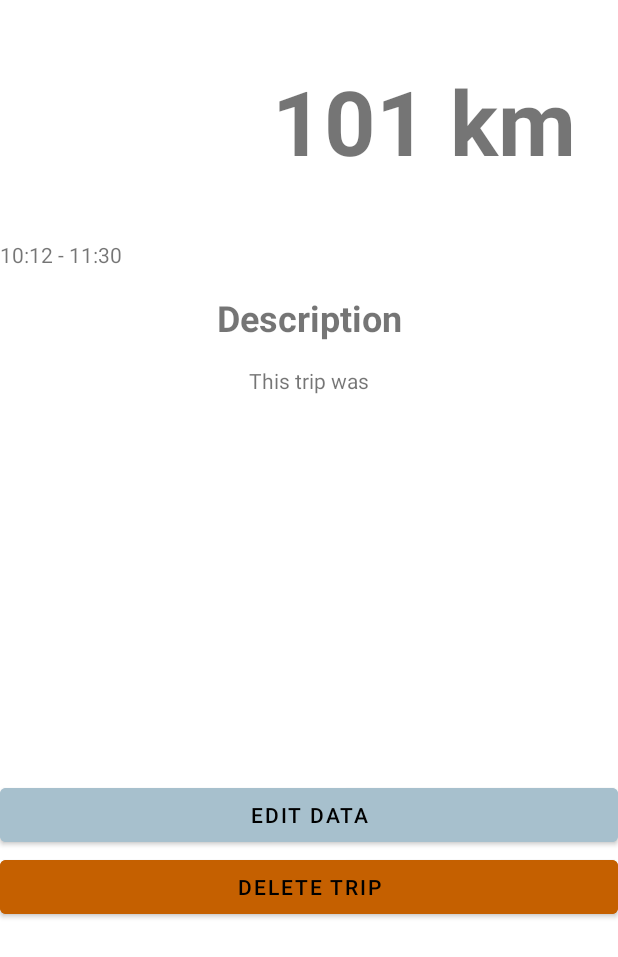
After one commit to treziseh/drivetracker, an Android app: the layout activity_trip_detail.xml on its own in the app's theme, with its tools: preview values and no code run, on a phone screen of 412 x 824 dp. The commit adds this screen. Shown: the top 957 px of the screen. Run offline under Robolectric (Android 15) with nearby library versions, the phone set to English and light mode, and no system bars.

Commit message:
Built main and trip detail layouts

```diff
--- a/app/build.gradle
+++ b/app/build.gradle
@@ -32,7 +32,7 @@ android {
 }
 
 dependencies {
-
+    implementation 'androidx.coordinatorlayout:coordinatorlayout:1.1.0'
     implementation 'androidx.core:core-ktx:1.6.0'
     implementation 'androidx.appcompat:appcompat:1.3.1'
     implementation 'com.google.android.material:material:1.4.0'
--- /dev/null
+++ b/app/src/main/res/drawable/arrow_circle_right.xml
@@ -0,0 +1,5 @@
+<vector android:height="24dp" android:tint="#FF8F00"
+    android:viewportHeight="24" android:viewportWidth="24"
+    android:width="24dp" xmlns:android="http://schemas.android.com/apk/res/android">
+    <path android:fillColor="@android:color/white" android:pathData="M22,12c0,-5.52 -4.48,-10 -10,-10S2,6.48 2,12c0,5.52 4.48,10 10,10S22,17.52 22,12zM12,13l-4,0v-2l4,0V8l4,4l-4,4V13z"/>
+</vector>
--- /dev/null
+++ b/app/src/main/res/layout/activity_trip_detail.xml
@@ -0,0 +1,87 @@
+<?xml version="1.0" encoding="utf-8"?>
+<androidx.constraintlayout.widget.ConstraintLayout xmlns:android="http://schemas.android.com/apk/res/android"
+    xmlns:app="http://schemas.android.com/apk/res-auto"
+    xmlns:tools="http://schemas.android.com/tools"
+    android:layout_width="match_parent"
+    android:layout_height="match_parent">
+
+    <View
+        android:id="@+id/calendarIcon"
+        android:layout_width="126dp"
+        android:layout_height="128dp"
+        android:layout_marginTop="16dp"
+        android:layout_marginBottom="16dp"
+        app:layout_constraintBottom_toTopOf="@id/tripPeriod"
+        app:layout_constraintEnd_toStartOf="@id/tripDistance"
+        app:layout_constraintStart_toStartOf="parent"
+        app:layout_constraintTop_toTopOf="parent" />
+
+    <TextView
+        android:id="@+id/tripDistance"
+        android:layout_width="wrap_content"
+        android:layout_height="wrap_content"
+        android:text="101 km"
+        android:textSize="60sp"
+        android:textStyle="bold"
+        app:layout_constraintBottom_toTopOf="@id/tripPeriod"
+        app:layout_constraintEnd_toEndOf="parent"
+        app:layout_constraintStart_toEndOf="@id/calendarIcon"
+        app:layout_constraintTop_toTopOf="parent" />
+
+    <TextView
+        android:id="@+id/tripPeriod"
+        android:layout_width="0dp"
+        android:layout_height="wrap_content"
+        android:layout_marginBottom="16dp"
+        android:text="10:12 - 11:30"
+        app:layout_constraintBottom_toTopOf="@id/descriptionHeading"
+        app:layout_constraintEnd_toEndOf="parent"
+        app:layout_constraintStart_toStartOf="parent"
+        app:layout_constraintTop_toBottomOf="@id/tripDistance" />
+
+    <TextView
+        android:id="@+id/descriptionHeading"
+        android:layout_width="wrap_content"
+        android:layout_height="wrap_content"
+        android:layout_marginBottom="16dp"
+        android:text="@string/description"
+        android:textSize="24sp"
+        android:textStyle="bold"
+        app:layout_constraintBottom_toTopOf="@id/tripDescription"
+        app:layout_constraintEnd_toEndOf="parent"
+        app:layout_constraintStart_toStartOf="parent"
+        app:layout_constraintTop_toBottomOf="@id/tripPeriod" />
+
+    <TextView
+        android:id="@+id/tripDescription"
+        android:layout_width="wrap_content"
+        android:layout_height="wrap_content"
+        android:layout_marginBottom="256dp"
+        android:text="This trip was"
+        app:layout_constraintBottom_toTopOf="@id/editTrip"
+        app:layout_constraintEnd_toEndOf="parent"
+        app:layout_constraintStart_toStartOf="parent"
+        app:layout_constraintTop_toBottomOf="@id/descriptionHeading" />
+
+    <Button
+        android:id="@+id/editTrip"
+        android:layout_width="0dp"
+        android:layout_height="wrap_content"
+        android:backgroundTint="@color/grey_light"
+        android:text="@string/edit_data"
+        app:layout_constraintBottom_toTopOf="@id/deleteTrip"
+        app:layout_constraintEnd_toEndOf="parent"
+        app:layout_constraintStart_toStartOf="parent"
+        app:layout_constraintTop_toBottomOf="@id/tripDescription" />
+
+    <Button
+        android:id="@+id/deleteTrip"
+        android:layout_width="0dp"
+        android:layout_height="wrap_content"
+        android:backgroundTint="@color/orange_dark"
+        android:text="@string/delete_trip"
+        app:layout_constraintEnd_toEndOf="parent"
+        app:layout_constraintStart_toStartOf="parent"
+        app:layout_constraintTop_toBottomOf="@+id/editTrip" />
+
+</androidx.constraintlayout.widget.ConstraintLayout>
--- a/app/src/main/res/values-night/themes.xml
+++ b/app/src/main/res/values-night/themes.xml
@@ -2,12 +2,12 @@
     <!-- Base application theme. -->
     <style name="Theme.DriveTracker" parent="Theme.MaterialComponents.DayNight.DarkActionBar">
         <!-- Primary brand color. -->
-        <item name="colorPrimary">@color/purple_200</item>
-        <item name="colorPrimaryVariant">@color/purple_700</item>
+        <item name="colorPrimary">@color/grey_primary</item>
+        <item name="colorPrimaryVariant">@color/grey_dark</item>
         <item name="colorOnPrimary">@color/black</item>
         <!-- Secondary brand color. -->
-        <item name="colorSecondary">@color/teal_200</item>
-        <item name="colorSecondaryVariant">@color/teal_200</item>
+        <item name="colorSecondary">@color/orange_secondary</item>
+        <item name="colorSecondaryVariant">@color/orange_dark</item>
         <item name="colorOnSecondary">@color/black</item>
         <!-- Status bar color. -->
         <item name="android:statusBarColor" tools:targetApi="l">?attr/colorPrimaryVariant</item>
--- a/app/src/main/res/values/colors.xml
+++ b/app/src/main/res/values/colors.xml
@@ -7,4 +7,10 @@
     <color name="teal_700">#FF018786</color>
     <color name="black">#FF000000</color>
     <color name="white">#FFFFFFFF</color>
+    <color name="grey_primary">#78909C</color>
+    <color name="grey_light">#A7C0CD</color>
+    <color name="grey_dark">#4B636E</color>
+    <color name="orange_secondary">#FF8F00</color>
+    <color name="orange_light">#FFC046</color>
+    <color name="orange_dark">#C56000</color>
 </resources>
--- a/app/src/main/res/values/strings.xml
+++ b/app/src/main/res/values/strings.xml
@@ -1,3 +1,8 @@
 <resources>
     <string name="app_name">Drive Tracker</string>
+    <string name="new_trip">New Trip</string>
+    <string name="my_trips">My Trips</string>
+    <string name="description">Description</string>
+    <string name="edit_data">Edit Data</string>
+    <string name="delete_trip">Delete Trip</string>
 </resources>
--- a/app/src/main/res/values/themes.xml
+++ b/app/src/main/res/values/themes.xml
@@ -2,12 +2,12 @@
     <!-- Base application theme. -->
     <style name="Theme.DriveTracker" parent="Theme.MaterialComponents.DayNight.DarkActionBar">
         <!-- Primary brand color. -->
-        <item name="colorPrimary">@color/purple_500</item>
-        <item name="colorPrimaryVariant">@color/purple_700</item>
-        <item name="colorOnPrimary">@color/white</item>
+        <item name="colorPrimary">@color/grey_primary</item>
+        <item name="colorPrimaryVariant">@color/grey_dark</item>
+        <item name="colorOnPrimary">@color/black</item>
         <!-- Secondary brand color. -->
-        <item name="colorSecondary">@color/teal_200</item>
-        <item name="colorSecondaryVariant">@color/teal_700</item>
+        <item name="colorSecondary">@color/orange_secondary</item>
+        <item name="colorSecondaryVariant">@color/orange_dark</item>
         <item name="colorOnSecondary">@color/black</item>
         <!-- Status bar color. -->
         <item name="android:statusBarColor" tools:targetApi="l">?attr/colorPrimaryVariant</item>
```
Also changed, not shown: app/src/main/res/layout/activity_main.xml (+45 -11 lines), app/src/main/res/layout/layout_trip_row.xml (added, +50 -0 lines).
